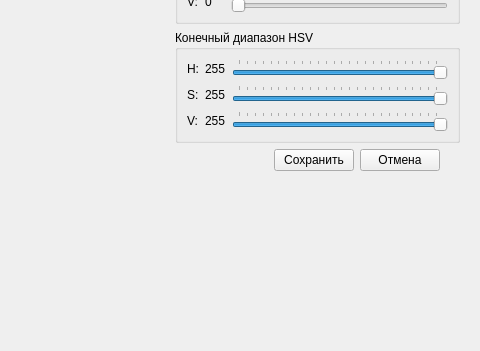
Qt form data/ui/color_range_settings_window.ui (gg-master/VISDOM_project) before a commit; both pictures show x 720 to 1200 and y 292 to 643 of the 1200 by 643 pixel window.
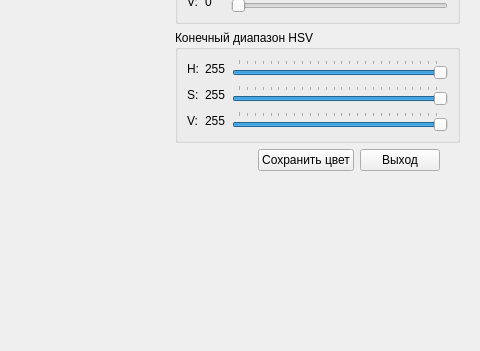
The same form after that commit.

Commit message: Настраиваю окно настройки цветов Нужно трекать баг с двойным появлением окна подтверждения

```diff
--- a/data/ui/color_range_settings_window.ui
+++ b/data/ui/color_range_settings_window.ui
@@ -537,14 +537,14 @@
              </sizepolicy>
             </property>
             <property name="text">
-             <string>Сохранить</string>
+             <string>Сохранить цвет</string>
             </property>
            </widget>
           </item>
           <item>
            <widget class="QPushButton" name="cancel_btn">
             <property name="text">
-             <string>Отмена</string>
+             <string>Выход</string>
             </property>
            </widget>
           </item>
```
Left out of the diff: 12 changed lines with no effect on the pictures. The commit also changes 3 other files.
